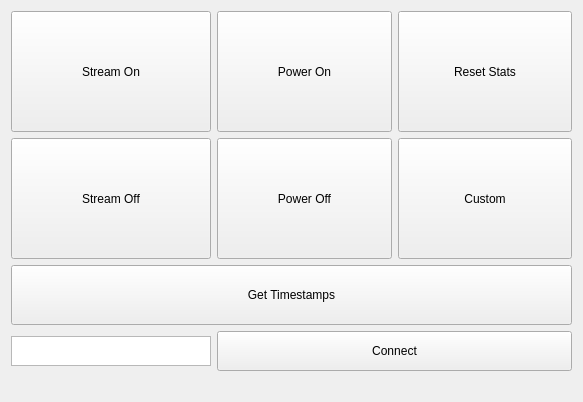
DephyInc/plan_network_interface, file mainwindow.ui: the form before one commit.
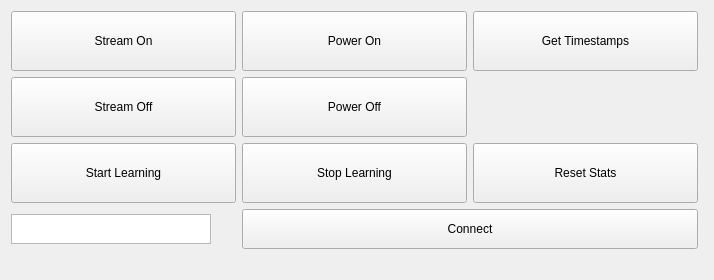
The form after the commit.

Commit message: Added buttons for Start/Stop Learning

```diff
--- a/mainwindow.ui
+++ b/mainwindow.ui
@@ -6,8 +6,8 @@
    <rect>
     <x>0</x>
     <y>0</y>
-    <width>583</width>
-    <height>402</height>
+    <width>714</width>
+    <height>277</height>
    </rect>
   </property>
   <property name="windowTitle">
@@ -17,6 +17,19 @@
    <layout class="QGridLayout" name="gridLayout_2">
     <item row="0" column="0">
      <layout class="QGridLayout" name="gridLayout">
+      <item row="2" column="2">
+       <widget class="QPushButton" name="pushButton_7">
+        <property name="sizePolicy">
+         <sizepolicy hsizetype="MinimumExpanding" vsizetype="Expanding">
+          <horstretch>0</horstretch>
+          <verstretch>0</verstretch>
+         </sizepolicy>
+        </property>
+        <property name="text">
+         <string>Reset Stats</string>
+        </property>
+       </widget>
+      </item>
       <item row="1" column="0">
        <widget class="QPushButton" name="pushButton_2">
         <property name="sizePolicy">
@@ -30,19 +43,6 @@
         </property>
        </widget>
       </item>
-      <item row="1" column="1">
-       <widget class="QPushButton" name="pushButton_4">
-        <property name="sizePolicy">
-         <sizepolicy hsizetype="MinimumExpanding" vsizetype="MinimumExpanding">
-          <horstretch>0</horstretch>
-          <verstretch>2</verstretch>
-         </sizepolicy>
-        </property>
-        <property name="text">
-         <string>Power Off</string>
-        </property>
-       </widget>
-      </item>
       <item row="3" column="0">
        <widget class="QTextEdit" name="textEdit">
         <property name="sizePolicy">
@@ -59,6 +59,32 @@
         </property>
        </widget>
       </item>
+      <item row="1" column="1">
+       <widget class="QPushButton" name="pushButton_4">
+        <property name="sizePolicy">
+         <sizepolicy hsizetype="MinimumExpanding" vsizetype="MinimumExpanding">
+          <horstretch>0</horstretch>
+          <verstretch>2</verstretch>
+         </sizepolicy>
+        </property>
+        <property name="text">
+         <string>Power Off</string>
+        </property>
+       </widget>
+      </item>
+      <item row="3" column="1" colspan="2">
+       <widget class="QPushButton" name="pushButton_5">
+        <property name="minimumSize">
+         <size>
+          <width>0</width>
+          <height>40</height>
+         </size>
+        </property>
+        <property name="text">
+         <string>Connect</string>
+        </property>
+       </widget>
+      </item>
       <item row="0" column="0">
        <widget class="QPushButton" name="pushButton">
         <property name="sizePolicy">
@@ -85,25 +111,32 @@
         </property>
        </widget>
       </item>
+      <item row="4" column="1" colspan="2">
+       <widget class="QLabel" name="label">
+        <property name="text">
+         <string/>
+        </property>
+       </widget>
+      </item>
+      <item row="2" column="1">
+       <widget class="QPushButton" name="pushButton_9">
+        <property name="sizePolicy">
+         <sizepolicy hsizetype="MinimumExpanding" vsizetype="Expanding">
+          <horstretch>0</horstretch>
+          <verstretch>0</verstretch>
+         </sizepolicy>
+        </property>
+        <property name="text">
+         <string>Stop Learning</string>
+        </property>
+       </widget>
+      </item>
       <item row="0" column="2">
-       <widget class="QPushButton" name="pushButton_7">
-        <property name="sizePolicy">
-         <sizepolicy hsizetype="Expanding" vsizetype="MinimumExpanding">
-          <horstretch>0</horstretch>
-          <verstretch>0</verstretch>
-         </sizepolicy>
-        </property>
-        <property name="text">
-         <string>Reset Stats</string>
-        </property>
-       </widget>
-      </item>
-      <item row="2" column="0" colspan="3">
        <widget class="QPushButton" name="pushButton_6">
         <property name="sizePolicy">
          <sizepolicy hsizetype="MinimumExpanding" vsizetype="MinimumExpanding">
           <horstretch>0</horstretch>
-          <verstretch>1</verstretch>
+          <verstretch>0</verstretch>
          </sizepolicy>
         </property>
         <property name="text">
@@ -111,38 +144,66 @@
         </property>
        </widget>
       </item>
-      <item row="3" column="1" colspan="2">
-       <widget class="QPushButton" name="pushButton_5">
-        <property name="minimumSize">
-         <size>
-          <width>0</width>
-          <height>40</height>
-         </size>
-        </property>
-        <property name="text">
-         <string>Connect</string>
-        </property>
-       </widget>
-      </item>
-      <item row="1" column="2">
+      <item row="2" column="0">
        <widget class="QPushButton" name="pushButton_8">
         <property name="sizePolicy">
-         <sizepolicy hsizetype="Expanding" vsizetype="MinimumExpanding">
+         <sizepolicy hsizetype="MinimumExpanding" vsizetype="Expanding">
           <horstretch>0</horstretch>
           <verstretch>0</verstretch>
          </sizepolicy>
         </property>
         <property name="text">
-         <string>Custom</string>
+         <string>Start Learning</string>
         </property>
        </widget>
       </item>
-      <item row="4" column="1" colspan="2">
-       <widget class="QLabel" name="label">
-        <property name="text">
-         <string/>
+      <item row="2" column="3">
+       <spacer name="verticalSpacer">
+        <property name="orientation">
+         <enum>Qt::Vertical</enum>
         </property>
-       </widget>
+        <property name="sizeType">
+         <enum>QSizePolicy::Fixed</enum>
+        </property>
+        <property name="sizeHint" stdset="0">
+         <size>
+          <width>5</width>
+          <height>60</height>
+         </size>
+        </property>
+       </spacer>
+      </item>
+      <item row="1" column="3">
+       <spacer name="verticalSpacer_2">
+        <property name="orientation">
+         <enum>Qt::Vertical</enum>
+        </property>
+        <property name="sizeType">
+         <enum>QSizePolicy::Fixed</enum>
+        </property>
+        <property name="sizeHint" stdset="0">
+         <size>
+          <width>5</width>
+          <height>60</height>
+         </size>
+        </property>
+       </spacer>
+      </item>
+      <item row="0" column="3">
+       <spacer name="verticalSpacer_3">
+        <property name="orientation">
+         <enum>Qt::Vertical</enum>
+        </property>
+        <property name="sizeType">
+         <enum>QSizePolicy::Fixed</enum>
+        </property>
+        <property name="sizeHint" stdset="0">
+         <size>
+          <width>5</width>
+          <height>60</height>
+         </size>
+        </property>
+       </spacer>
       </item>
      </layout>
     </item>
```
The commit also changes 5 other files.
